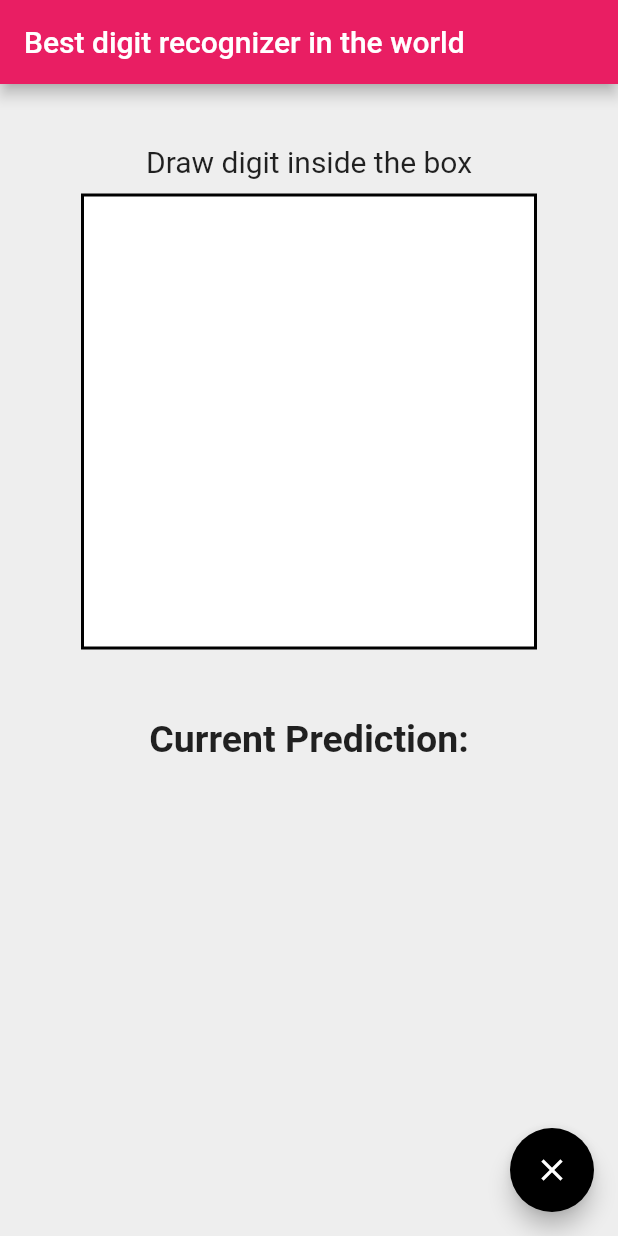
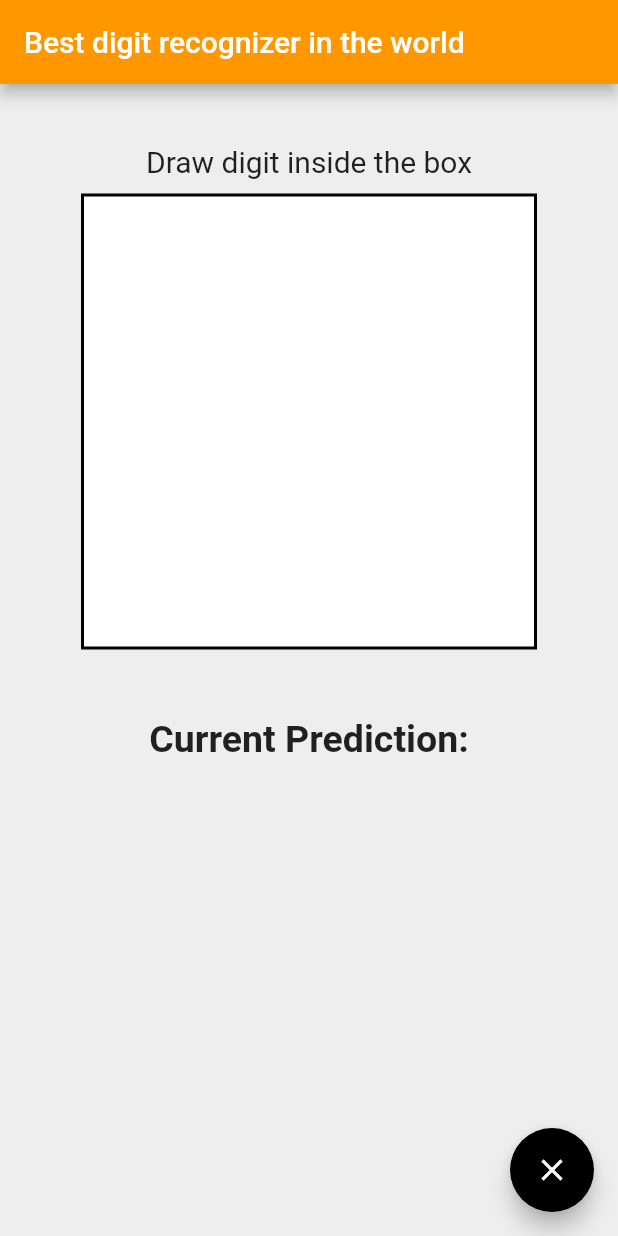
Before and after one commit to Duks31/mnist-app, a Flutter app: the screen it shows after launch, on a phone screen of 412 x 824 dp. Run offline on Flutter 3.47's test engine with Material 2 defaults, Android fonts, the phone set to English and light mode, and no system bars; missing offline and left inert: tflite_flutter.

```diff
--- a/mnist_app/lib/pages/drawing_page.dart
+++ b/mnist_app/lib/pages/drawing_page.dart
@@ -28,7 +28,7 @@ class _DrawPageState extends State<DrawPage> {
         },
       ),
       appBar: AppBar(
-        backgroundColor: Colors.pink,
+        backgroundColor: Colors.orange,
         title: Text("Best digit recognizer in the world"),
       ),
       body: Align(
@@ -113,124 +113,3 @@ class Painter extends CustomPainter {
     return true;
   }
 }
-
-
-
-// class DrawPage extends StatefulWidget {
-//   const DrawPage({super.key});
-
-//   @override
-//   State<DrawPage> createState() => _DrawPageState();
-// }
-
-// class _DrawPageState extends State<DrawPage> {
-//   Classifier _classifier = Classifier();
-//   List<Offset> points = [];
-//   final pointMode = ui.PointMode.points;
-//   int digit = -1;
-
-//   @override
-//   Widget build(BuildContext context) {
-//     return Scaffold(
-//       backgroundColor: Colors.grey[200],
-//       floatingActionButton: FloatingActionButton(
-//         backgroundColor: Colors.black,
-//         child: Icon(Icons.close),
-//         onPressed: () {
-//           setState(() {
-//             points.clear();
-//             digit = -1;
-//           });
-//         },
-//       ),
-//       appBar: AppBar(
-//         backgroundColor: Colors.pink,
-//         title: Text("Best digit recognizer in the world"),
-//       ),
-//       body: Center(
-//         child: Column(
-//           children: [
-//             SizedBox(
-//               height: 40,
-//             ),
-//             Text(
-//               "Draw digit inside the box",
-//               style: TextStyle(
-//                 fontSize: 20,
-//               ),
-//             ),
-//             SizedBox(
-//               height: 10,
-//             ),
-//             Container(
-//               height: 300 + 2 * 2.0,
-//               width: 300 + 2 * 2.0,
-//               decoration: BoxDecoration(
-//                 color: Colors.white,
-//                 border: Border.all(color: Colors.black, width: 2.0),
-//               ),
-//               child: GestureDetector(
-//                 onPanUpdate: (DragUpdateDetails details) {
-//                   Offset _localPosition = details.localPosition;
-//                   setState(
-//                     () {
-//                       if (_localPosition.dx >= 0 &&
-//                           _localPosition.dx <= 300 &&
-//                           _localPosition.dy >= 0 &&
-//                           _localPosition.dy <= 300) {
-//                         setState(() {
-//                           points.add(_localPosition);
-//                         });
-//                       }
-//                     },
-//                   );
-//                 },
-//                 onPanEnd: (DragEndDetails details) async {
-//                   points.add(const Offset(-1, -1));
-//                     digit = await _classifier.classifyDrawing(points);
-//                   setState(() {});
-//                 },
-//                 child: CustomPaint(
-//                   painter: Painter(points: points),
-//                 ),
-//               ),
-//             ),
-//             SizedBox(
-//               height: 45,
-//             ),
-//             Text("Current Prediction:",
-//                 style: TextStyle(fontSize: 25, fontWeight: FontWeight.bold)),
-//             SizedBox(
-//               height: 20,
-//             ),
-//             Text(digit == -1 ? "" : "$digit",
-//                 style: TextStyle(fontSize: 60, fontWeight: FontWeight.bold)),
-//           ],
-//         ),
-//       ),
-//     );
-//   }
-// }
-
-// class Painter extends CustomPainter {
-//   final List<Offset> points;
-//   Painter({required this.points});
-
-//   final Paint paintDetails = Paint()
-//     ..style = PaintingStyle.stroke
-//     ..strokeWidth = 4.0
-//     ..color = Colors.black;
-
-//   @override
-//   void paint(Canvas canvas, Size size) {
-//     for (int i = 0; i < points.length - 1; i++) {
-//       if (points[i] != null && points[i + 1] != null)
-//         canvas.drawLine(points[i], points[i + 2], paintDetails);
-//     }
-//   }
-
-//   @override
-//   bool shouldRepaint(Painter oldDelegate) {
-//     return true;
-//   }
-// }
```
Also changed, not shown: test_photos/eight.png (added), test_photos/five.png (added), test_photos/one.png (added), test_photos/two.png (added).
